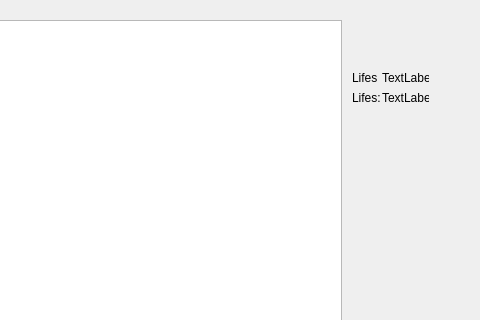
Old version of the form src/PacManQt/mainwindow.ui in the repository przemekBielak/PacMan-online; both pictures show x 298 to 778 and y 0 to 320 of the 778 by 712 pixel window.
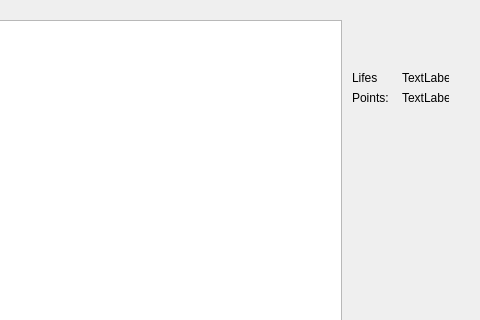
New version of the form.

Patch:
```diff
--- a/src/PacManQt/mainwindow.ui
+++ b/src/PacManQt/mainwindow.ui
@@ -40,7 +40,7 @@
    <widget class="QLabel" name="label_lifes_num">
     <property name="geometry">
      <rect>
-      <x>680</x>
+      <x>700</x>
       <y>70</y>
       <width>47</width>
       <height>16</height>
@@ -60,13 +60,13 @@
      </rect>
     </property>
     <property name="text">
-     <string>Lifes:</string>
+     <string>Points:</string>
     </property>
    </widget>
    <widget class="QLabel" name="label_points">
     <property name="geometry">
      <rect>
-      <x>680</x>
+      <x>700</x>
       <y>90</y>
       <width>47</width>
       <height>16</height>
```
